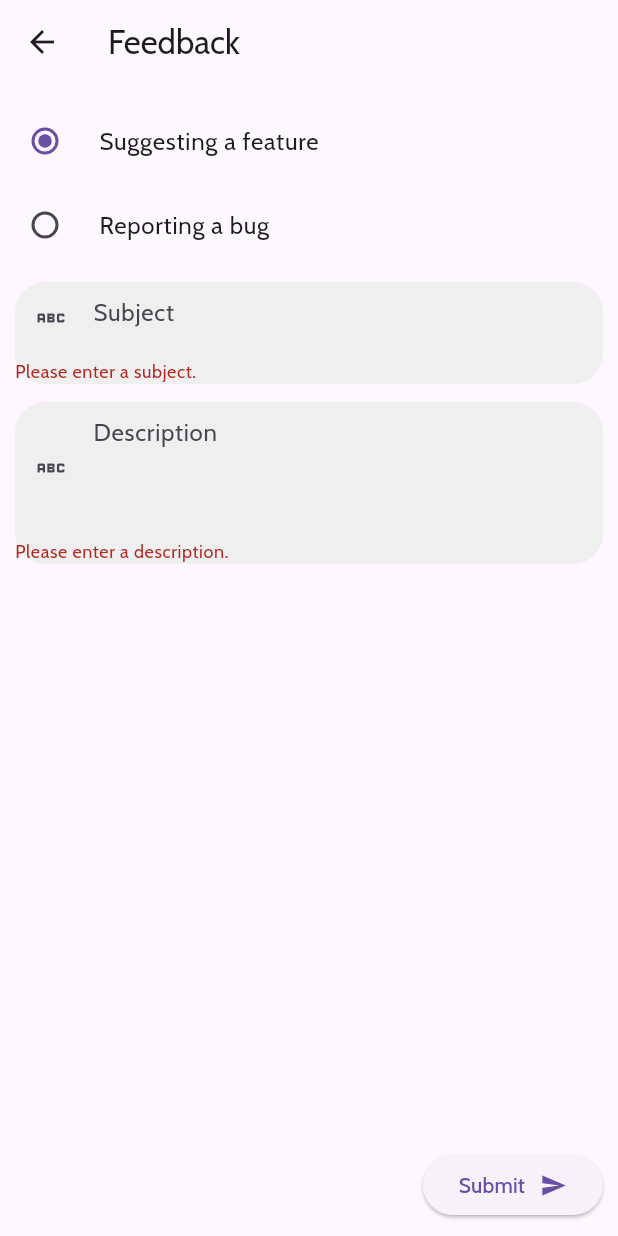
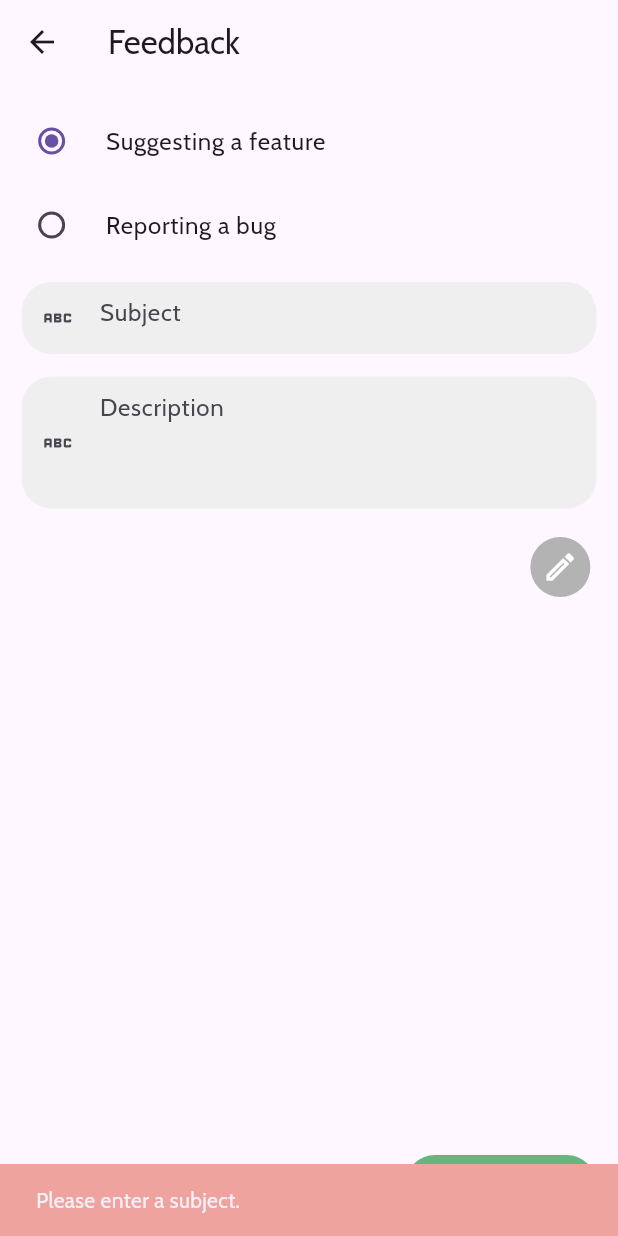
Before and after one commit to shaivik-dhavjekar/manaspurti_playground, a Flutter app: the FeedbackScreen screen opened directly, after a tap on "Submit", on a phone screen of 412 x 824 dp. Run offline on Flutter 3.47's test engine with Material 3 defaults, Android fonts, the phone set to English and light mode, and no system bars; our stand-ins replace firebase_auth, firebase_core, google_fonts; accounts and stored records are empty.

Commit message:
Pages made responsive

```diff
--- a/lib/screens/home/about.dart
+++ b/lib/screens/home/about.dart
@@ -11,8 +11,9 @@ class AboutScreen extends StatelessWidget {
       appBar: AppBar(
         title: const Text(('About')),
       ),
-      body: Padding(
-        padding: const EdgeInsets.all(10),
+      body: Center(
+        child: SizedBox(
+          width: MediaQuery.of(context).size.width*0.93,
           child: Column(
             mainAxisAlignment: MainAxisAlignment.start,
             children: [
@@ -27,9 +28,9 @@ class AboutScreen extends StatelessWidget {
                       Row(
                         children: [
                           Padding(
-                          padding: const EdgeInsets.only(left: 10.0, right: 15),
+                            padding: const EdgeInsets.only(left: 5.0, right: 15),
                             child: Image.asset(
-                            'assets/poker360Logo.png',
+                              'assets/poker360Logo-circle.png',
                               width: 25,
                             ),
                           ),
@@ -81,9 +82,9 @@ class AboutScreen extends StatelessWidget {
                         children: [
                           Padding(
                             padding: const EdgeInsets.symmetric(
-                              horizontal: 15.0, vertical: 5),
+                                horizontal: 10.0, vertical: 5),
                             child: Image.asset(
-                            'assets/getRideAbout.png',
+                              'assets/poker360Logo-circle.png',
                               width: 25,
                             ),
                           ),
@@ -159,6 +160,7 @@ class AboutScreen extends StatelessWidget {
             ],
           ),
         ),
+      ),
     );
   }
 }
--- a/lib/screens/home/feedback.dart
+++ b/lib/screens/home/feedback.dart
@@ -1,4 +1,6 @@
+import 'package:flutter/cupertino.dart';
 import 'package:flutter/material.dart';
+import 'package:google_fonts/google_fonts.dart';
 
 class FeedbackScreen extends StatefulWidget {
   const FeedbackScreen({super.key});
@@ -11,13 +13,12 @@ class _FeedbackScreenState extends State<FeedbackScreen> {
   final _formKey = GlobalKey<FormState>();
 
   String? _feedbackType = 'featureSuggestion';
-  final TextEditingController titleController = TextEditingController();
+  final TextEditingController subjectController = TextEditingController();
   final TextEditingController descriptionController = TextEditingController();
 
   @override
   void dispose() {
-    // Clean up the controller when the widget is disposed.
-    titleController.dispose();
+    subjectController.dispose();
     descriptionController.dispose();
     super.dispose();
   }
@@ -28,11 +29,15 @@ class _FeedbackScreenState extends State<FeedbackScreen> {
       appBar: AppBar(
         title: const Text("Feedback"),
       ),
-      body: Form(
+      body: Center(
+        child: SizedBox(
+          width: MediaQuery.of(context).size.width*0.93,
+          child: Form(
             key: _formKey,
             child: Padding(
-          padding: const EdgeInsets.all(10.0),
-          child: Stack(children: [
+              padding: const EdgeInsets.symmetric(vertical: 10.0),
+              child: Stack(
+                  children: [
                 Column(
                   mainAxisAlignment: MainAxisAlignment.start,
                   crossAxisAlignment: CrossAxisAlignment.center,
@@ -66,7 +71,7 @@ class _FeedbackScreenState extends State<FeedbackScreen> {
                         color: const Color(0xFFEFEFEF),
                       ),
                       child: TextFormField(
-                    controller: titleController,
+                        controller: subjectController,
                         decoration: const InputDecoration(
                           prefixIcon: Icon(Icons.abc),
                           hintText: 'Subject',
@@ -81,7 +86,7 @@ class _FeedbackScreenState extends State<FeedbackScreen> {
                       ),
                     ),
                     const SizedBox(
-                  height: 12,
+                      height: 15,
                     ),
                     Container(
                       decoration: BoxDecoration(
@@ -104,28 +109,88 @@ class _FeedbackScreenState extends State<FeedbackScreen> {
                         },
                       ),
                     ),
+                    const SizedBox(
+                      height: 15,
+                    ),
+                    Row(
+                      mainAxisAlignment: MainAxisAlignment.end,
+                      children: [
+                        IconButton(
+                          icon: const Icon(Icons.mode_edit_outline_outlined),
+                          onPressed: () {
+                            FocusManager.instance.primaryFocus?.unfocus();
+                          },
+                          padding: EdgeInsets.zero,
+                          iconSize: 24.0,
+                          style: ButtonStyle(
+                            backgroundColor: const MaterialStatePropertyAll<Color>(Color(0xFFB3B3B3)),
+                            foregroundColor: const MaterialStatePropertyAll<Color>(Colors.white),
+                            shape: MaterialStateProperty.all<RoundedRectangleBorder>(
+                              RoundedRectangleBorder(
+                                borderRadius: BorderRadius.circular(
+                                    50.0)
+                              ),
+                            ),
+                          ),
+                        ),
+                      ],
+                    ),
                   ],
                 ),
                 Align(
                   alignment: Alignment.bottomRight,
                   child: ElevatedButton(
+                    style: const ButtonStyle(
+                      backgroundColor:
+                          MaterialStatePropertyAll<Color>(Color(0xFF64B57E)),
+                      foregroundColor:
+                          MaterialStatePropertyAll<Color>(Color(0xFF262626)),
+                    ),
                     onPressed: () {
-                  if (_formKey.currentState!.validate()) {
+                      FocusManager.instance.primaryFocus?.unfocus();
+                      // if (_formKey.currentState!.validate()) {
+                        if (subjectController != null && subjectController.text.trim().isNotEmpty) {
+                          if (descriptionController != null && descriptionController.text.trim().isNotEmpty) {
+                            ScaffoldMessenger.of(context).showSnackBar(
+                              const SnackBar(content: Text('Validated.'), backgroundColor: Color(0xFF8AF99C),),
+                            );
+                          } else {
                             ScaffoldMessenger.of(context).showSnackBar(
                               const SnackBar(
-                          content: Text('Validated.')),
+                                content: Text('Please enter a description.'),
+                                backgroundColor: Color(0xFFEFA39F),
+                              ),
                             );
                           }
+                        } else {
+                          ScaffoldMessenger.of(context).showSnackBar(
+                            const SnackBar(
+                              content: Text('Please enter a subject.'),
+                              backgroundColor: Color(0xFFEFA39F),
+                            ),
+                          );
+                        }
+                      // }
                     },
-                child: const Row(
+                    child: Row(
                       mainAxisSize: MainAxisSize.min,
-                  children: [Text('Submit'), SizedBox(width: 10), Icon(Icons.send)],
+                      children: [
+                        Text('Submit',
+                            style: GoogleFonts.roboto(
+                                color: const Color(0xFF262626),
+                                textStyle: const TextStyle(
+                                    fontSize: 16, fontWeight: FontWeight.w500))),
+                        const SizedBox(width: 10),
+                        const Icon(Icons.send)
+                      ],
                     ),
                   ),
                 )
               ]),
             ),
           ),
+        ),
+      ),
     );
   }
 }
```
Lines whose indentation alone changed are shown as unchanged.
